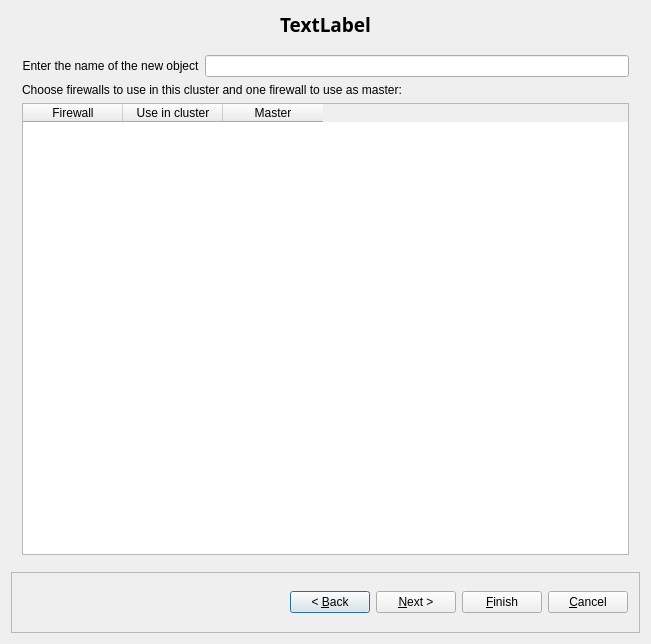
This is src/gui/newclusterdialog_q.ui in fwbuilder/fwbuilder as Qt 5 draws it before an edit. The edited form follows.
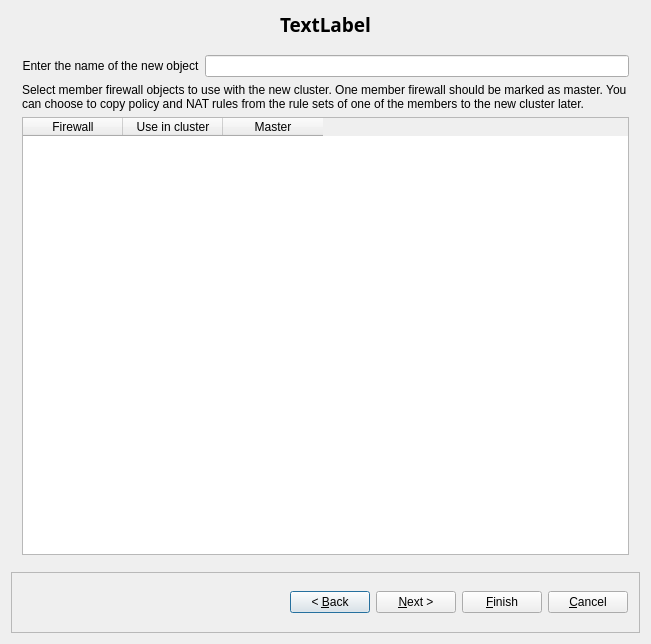
This is the edited form. The open tabs and pages were chosen to show the change. Icons and pictures are not drawn. Custom widgets are drawn as their Qt base class.

Commit message: dialog formatting, changes in QMessageBox text

Patch:
```diff
--- a/src/gui/newclusterdialog_q.ui
+++ b/src/gui/newclusterdialog_q.ui
@@ -147,23 +147,17 @@
         </layout>
        </item>
        <item>
-        <widget class="QLabel" name="label_9">
-         <property name="text">
-          <string>Choose firewalls to use in this cluster and one firewall to use as master:</string>
+        <widget class="QLabel" name="label_9" >
+         <property name="text" >
+          <string>Select member firewall objects to use with the new cluster. One member firewall should be marked as master. You can choose to copy policy and NAT rules from the rule sets of one of the members to the new cluster later.</string>
+         </property>
+         <property name="wordWrap" >
+          <bool>true</bool>
          </property>
         </widget>
        </item>
        <item>
-        <widget class="FirewallSelectorWidget" name="firewallSelector">
-         <attribute name="horizontalHeaderHighlightSections">
-          <bool>false</bool>
-         </attribute>
-         <attribute name="verticalHeaderVisible">
-          <bool>false</bool>
-         </attribute>
-         <attribute name="verticalHeaderHighlightSections">
-          <bool>false</bool>
-         </attribute>
+        <widget class="FirewallSelectorWidget" name="firewallSelector" >
          <column>
           <property name="text">
            <string>Firewall</string>
@@ -1171,7 +1165,7 @@
    </item>
   </layout>
  </widget>
- <layoutdefault spacing="6" margin="11"/>
+ <layoutdefault spacing="6" margin="11" />
  <customwidgets>
   <customwidget>
    <class>InterfacesTabWidget</class>
```
Left out of the diff: 793 changed lines with no effect on the pictures. The commit also changes 7 other files.
